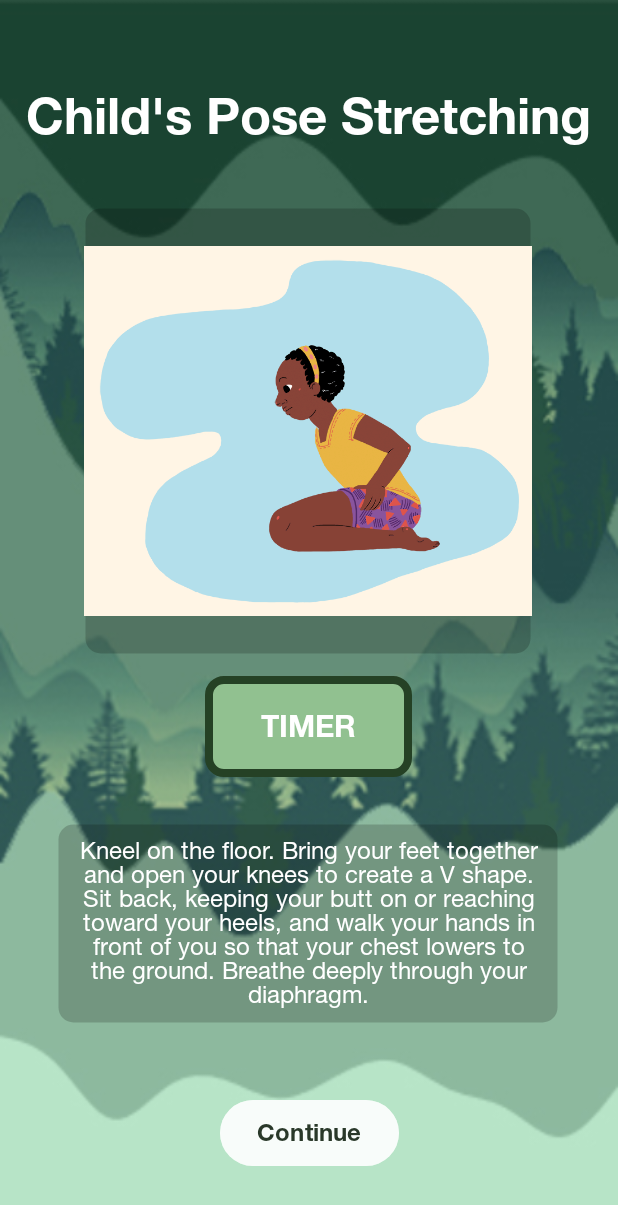
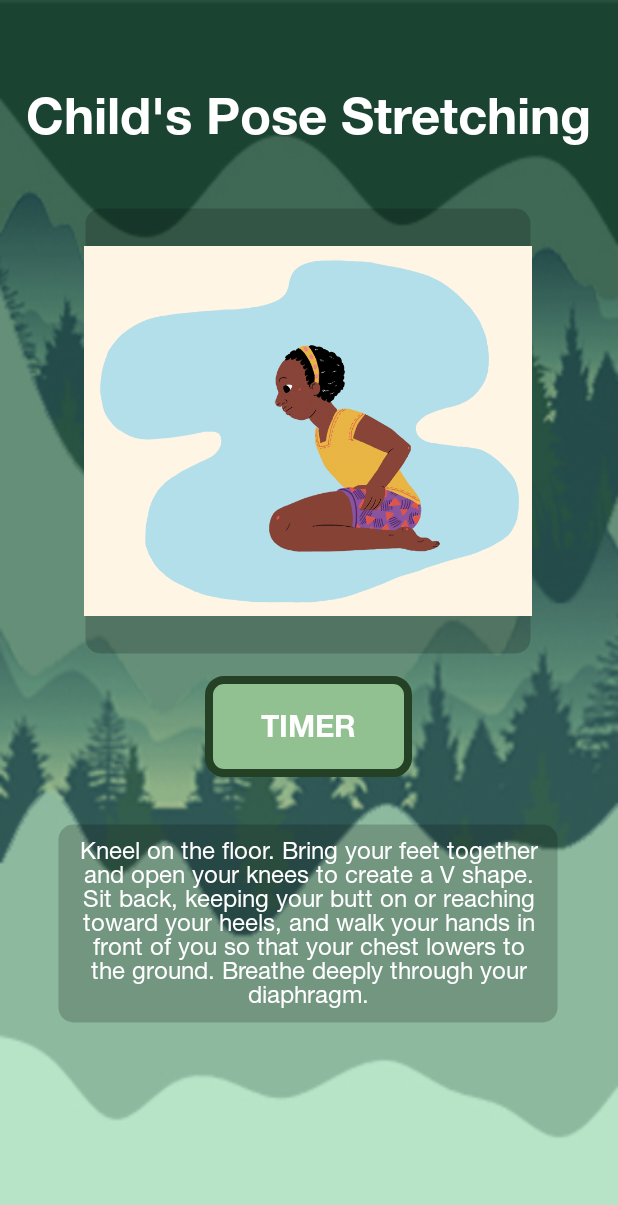
Before and after one commit to PTFinalProject/solitude, an Android app: the layout activity_stretching1.xml on its own in the app's theme, with its tools: preview values and no code run, on a phone screen of 412 x 824 dp. Shown: the top 1205 px of the screen. Run offline under Robolectric (Android 15) with nearby library versions, the phone set to English and light mode, and no system bars.

Commit message:
Edited stretching1.java - Added Button variable - Added setVisibility on line 36

```diff
--- a/app/src/main/java/com/example/plattechfinalproject/stretching1.java
+++ b/app/src/main/java/com/example/plattechfinalproject/stretching1.java
@@ -4,6 +4,8 @@ import androidx.appcompat.app.AppCompatActivity;
 
 import android.os.Bundle;
 import android.os.CountDownTimer;
+import android.view.View;
+import android.widget.Button;
 import android.widget.TextView;
 
 import java.text.DecimalFormat;
@@ -18,6 +20,7 @@ public class stretching1 extends AppCompatActivity {
 
         // Initializing thetextView
         TextView textView = findViewById (R.id.timerTextView);
+        Button contButton = findViewById(R.id.button);
 
         new CountDownTimer(31000, 1000) {
             public void onTick(long millisUntilFinished) {
@@ -30,6 +33,7 @@ public class stretching1 extends AppCompatActivity {
             // When the task is over it will print 00:00:00 there
             public void onFinish() {
                 textView.setText("00:00");
+                contButton.setVisibility(View.VISIBLE);
             }
         }.start();
 
--- a/app/src/main/res/layout/activity_stretching1.xml
+++ b/app/src/main/res/layout/activity_stretching1.xml
@@ -65,7 +65,7 @@
         android:text="Continue"
         android:textColor="@color/button_text_color"
         android:textSize="16sp"
-        android:visibility="visible"
+        android:visibility="invisible"
         app:layout_constraintBottom_toBottomOf="parent"
         app:layout_constraintEnd_toEndOf="parent"
         app:layout_constraintStart_toStartOf="parent"
```
Also changed, not shown: app/src/main/AndroidManifest.xml (+7 -6 lines).
